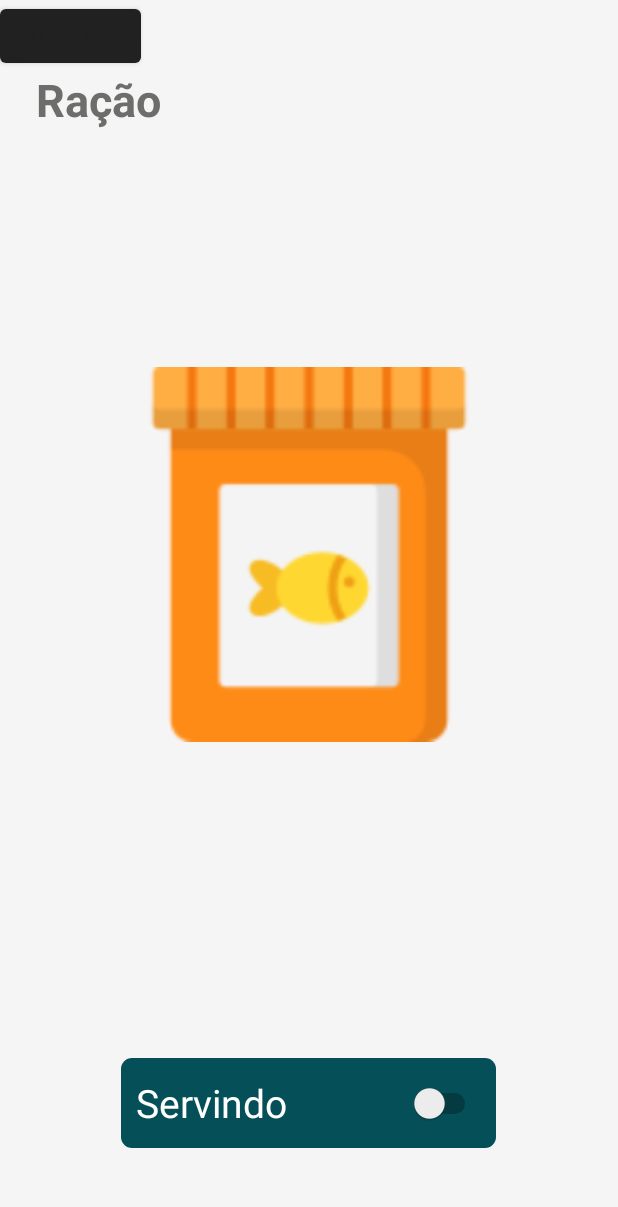
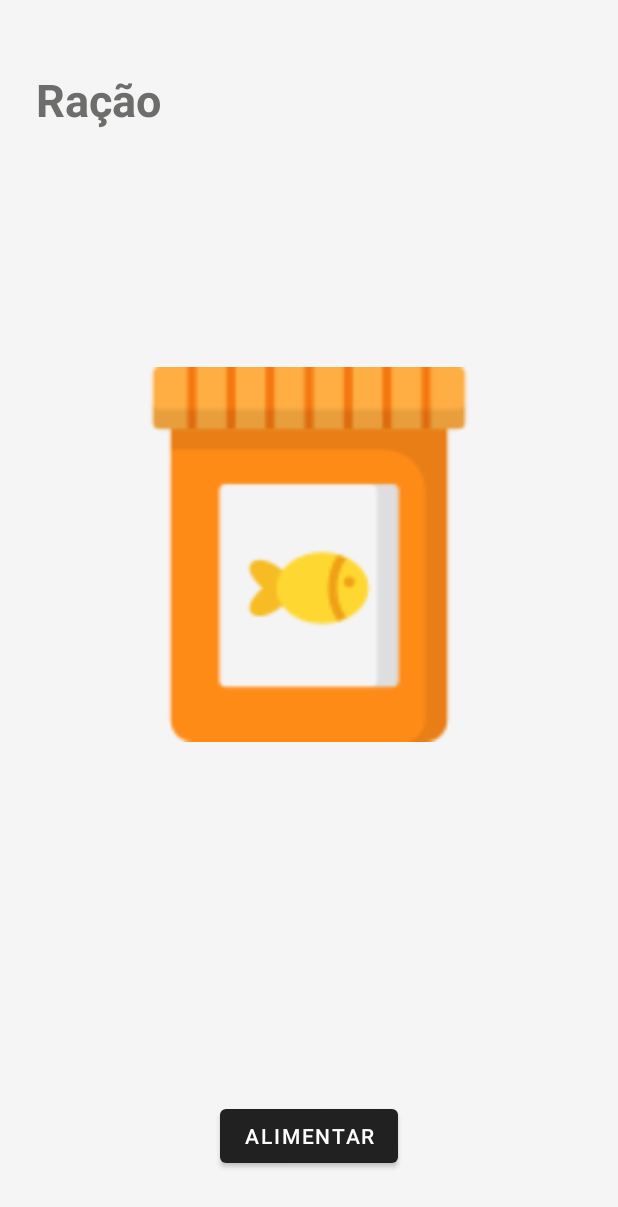
Before and after one commit to Aqua-Care/AquaCareApp, an Android app: the activity_racao screen opened directly, with no data from a screen before it, on a phone screen of 412 x 824 dp. Shown: the top 1207 px of the screen. Run offline under Robolectric (Android 15) with nearby library versions, the phone set to English and light mode, and no system bars; our stand-ins replace Firebase (no records; nobody signed in at launch, a user with empty details on screens opened directly).

Commit message:
Atualização 21/11/2022

```diff
--- a/app/src/main/res/layout/activity_racao.xml
+++ b/app/src/main/res/layout/activity_racao.xml
@@ -6,24 +6,6 @@
     android:layout_height="match_parent"
     android:background="#F6F5F5"
     tools:context=".activity_racao">
-
-    <Switch
-        android:id="@+id/switch1"
-        android:layout_width="250dp"
-        android:layout_height="60dp"
-        android:background="@drawable/btluz"
-        android:padding="10dp"
-        android:text="Servindo"
-        android:textColor="@color/white"
-        android:textOff="Desligado"
-        android:textOn="Servindo"
-        android:textSize="26sp"
-        app:layout_constraintBottom_toBottomOf="parent"
-        app:layout_constraintEnd_toEndOf="parent"
-        app:layout_constraintHorizontal_bias="0.496"
-        app:layout_constraintStart_toStartOf="parent"
-        app:layout_constraintTop_toBottomOf="@+id/imageView5"
-        app:layout_constraintVertical_bias="0.783" />
 
     <TextView
         android:id="@+id/textView11"
@@ -58,7 +40,7 @@
         android:id="@+id/tvDataRacao"
         android:layout_width="wrap_content"
         android:layout_height="wrap_content"
-        android:textSize="30sp"
+        android:textSize="20sp"
         app:layout_constraintBottom_toBottomOf="parent"
         app:layout_constraintEnd_toEndOf="parent"
         app:layout_constraintHorizontal_bias="0.498"
@@ -70,8 +52,12 @@
         android:id="@+id/btAlimentoRacao"
         android:layout_width="wrap_content"
         android:layout_height="wrap_content"
-        android:text="Button"
-        tools:layout_editor_absoluteX="169dp"
-        tools:layout_editor_absoluteY="123dp" />
+        android:text="Alimentar"
+        android:textColor="#FFFFFF"
+        app:layout_constraintBottom_toBottomOf="parent"
+        app:layout_constraintEnd_toEndOf="parent"
+        app:layout_constraintStart_toStartOf="parent"
+        app:layout_constraintTop_toTopOf="parent"
+        app:layout_constraintVertical_bias="0.945" />
 
 </androidx.constraintlayout.widget.ConstraintLayout>
```
